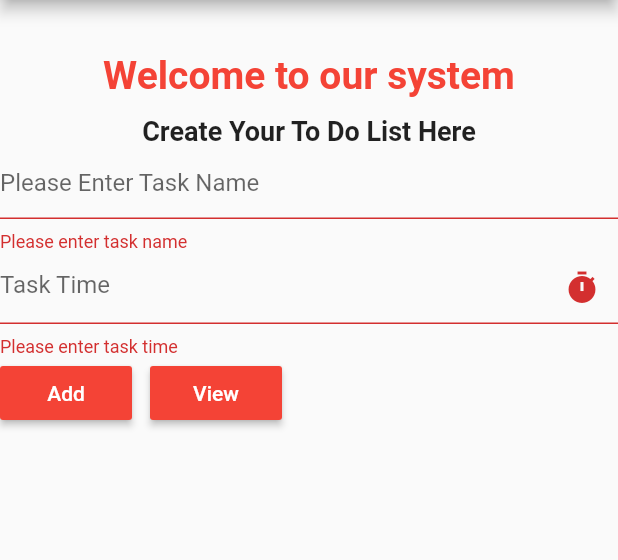
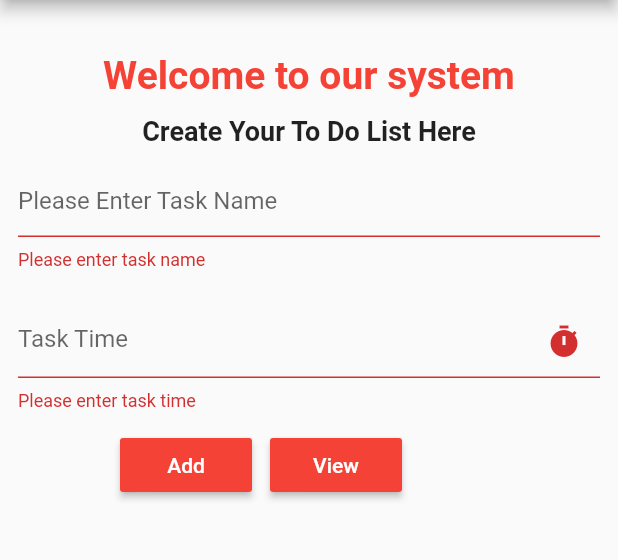
Before and after one commit to Floride125-art/Tasks, a Flutter app: the screen it shows after launch, after a tap on "Add", on a phone screen of 412 x 824 dp, the part 84-644 px from its top. Run offline on Flutter 3.47's test engine with Material 2 defaults, Android fonts, the phone set to English and light mode, and no system bars.

Commit message:
New file added

```diff
--- /dev/null
+++ b/lib/Tasks.dart
@@ -0,0 +1,167 @@
+import 'package:flutter/material.dart';
+
+void main() {
+  runApp(MaterialApp(
+    title: 'Todos ',
+    theme: ThemeData(primaryColor: Colors.red),
+    home: Tasks(),
+  ));
+}
+
+class Tasks extends StatefulWidget {
+  @override
+  _TasksState createState() => _TasksState();
+}
+
+class _TasksState extends State<Tasks> {
+  TextEditingController etTaskname = new TextEditingController();
+  TextEditingController etTasktime = new TextEditingController();
+
+  var taskNameError = '';
+  var taskTimeError = '';
+
+  bool validate() {
+    if (etTaskname.text == "" && etTasktime.text == "") {
+      this.setState(() {
+        taskNameError = "Please provide task name";
+        taskTimeError = "Please provide task time";
+      });
+      return false;
+    } else if (etTaskname.text == "") {
+      this.setState(() {
+        taskNameError = "Please provide task name";
+        taskTimeError = "";
+      });
+    } else if (etTasktime.text == "") {
+      this.setState(() {
+        taskNameError = "";
+        taskTimeError = "Please provide task time";
+      });
+      return false;
+    } else {
+      this.setState(() {
+        taskNameError = "";
+        taskTimeError = "";
+      });
+      return true;
+    }
+  }
+
+  Future<void> alterMessage(String success) async {
+    await showDialog(
+        context: context,
+        builder: (context) {
+          return AlertDialog(
+            content: Column(
+              mainAxisSize: MainAxisSize.min,
+              children: <Widget>[
+                Text("$success",
+                    style: TextStyle(fontWeight: FontWeight.w800, fontSize: 12))
+              ],
+            ),
+          );
+        });
+  }
+  @override
+  Widget build(BuildContext context) {
+    return Scaffold(
+      appBar: AppBar(
+        backgroundColor: Colors.red,
+        title: Text('Todo Tasks'),
+      ),
+      body: Form(
+        child: Column(
+          // mainAxisAlignment: MainAxisAlignment.center,
+          children: <Widget>[
+            Padding(
+              padding: const EdgeInsets.only(top: 35.0),
+            ),
+            Text(
+              'Welcome to our system',
+              style: TextStyle(
+                  fontWeight: FontWeight.bold,
+                  fontSize: 26.0,
+                  color: Colors.red),
+            ),
+            SizedBox(
+              height: 12.0,
+            ),
+            Text(
+              'Create Your To Do List Here',
+              style: TextStyle(
+                fontWeight: FontWeight.bold,
+                fontSize: 18.0,
+              ),
+            ),
+            Padding(
+              padding: const EdgeInsets.all(12.0),
+              child: TextFormField(
+                controller: etTaskname,
+                decoration: InputDecoration(
+                  // contentPadding:  const EdgeInsets.only(left: 3.0),
+                    hintText: 'Please Enter Task Name',
+                    errorText:
+                        taskNameError == "" ? "" : "Please enter task name"),
+              ),
+            ),
+            Padding(
+              padding: const EdgeInsets.all(12.0),
+              child: TextFormField(
+                controller: etTasktime,
+                decoration: InputDecoration(
+                  hintText: 'Task Time',
+                  errorText: taskTimeError == "" ? "" : "Please enter task time",
+                  suffixIcon: IconButton(
+                      icon: Icon(Icons.timer),
+                      onPressed: () async {
+                        TimeOfDay picked = await showTimePicker(
+                            context: context,
+                            initialTime: TimeOfDay.now(),
+                            builder: (BuildContext context, Widget child) {
+                              return MediaQuery(
+                                data: MediaQuery.of(context)
+                                    .copyWith(alwaysUse24HourFormat: true),
+                                child: child,
+                              );
+                            });
+                        setState(() {
+                          etTasktime.text = picked.format(context);
+                        });
+                      }),
+                ),
+              ),
+            ),
+            Container(
+              child: Row(
+                children: [
+                  SizedBox(width: 80.0),
+                  MaterialButton(
+                    onPressed: () {
+                      bool isValid = validate();
+                      if (isValid) {
+                        etTaskname.clear();
+                        etTasktime.clear();
+                        alterMessage("Task Added Successful");
+                      }
+                    },
+                    color: Colors.red,
+                    textColor: Colors.white,
+                    child: Text('Add'),
+                  ),
+                  SizedBox(width: 12.0),
+                                    MaterialButton(
+                    onPressed: () {},
+                    color: Colors.red,
+                    textColor: Colors.white,
+                    child: Text('View'),
+                  ),
+
+                ],
+              ),
+            )
+          ],
+        ),
+      ),
+    );
+  }
+}
--- a/lib/main.dart
+++ b/lib/main.dart
@@ -1,9 +1,10 @@
+import 'package:Tasks/Tasks.dart';
 import 'package:flutter/material.dart';
-import 'Add.dart';
+import 'Tasks.dart';
 void main() {
   runApp(MaterialApp(
     title: 'Todos ',
     theme: ThemeData(primaryColor: Colors.red),
-    home: Page1(),
+    home: Tasks(),
   ));
 }
```
Also changed, not shown: lib/Add.dart (line endings or trailing spaces).
